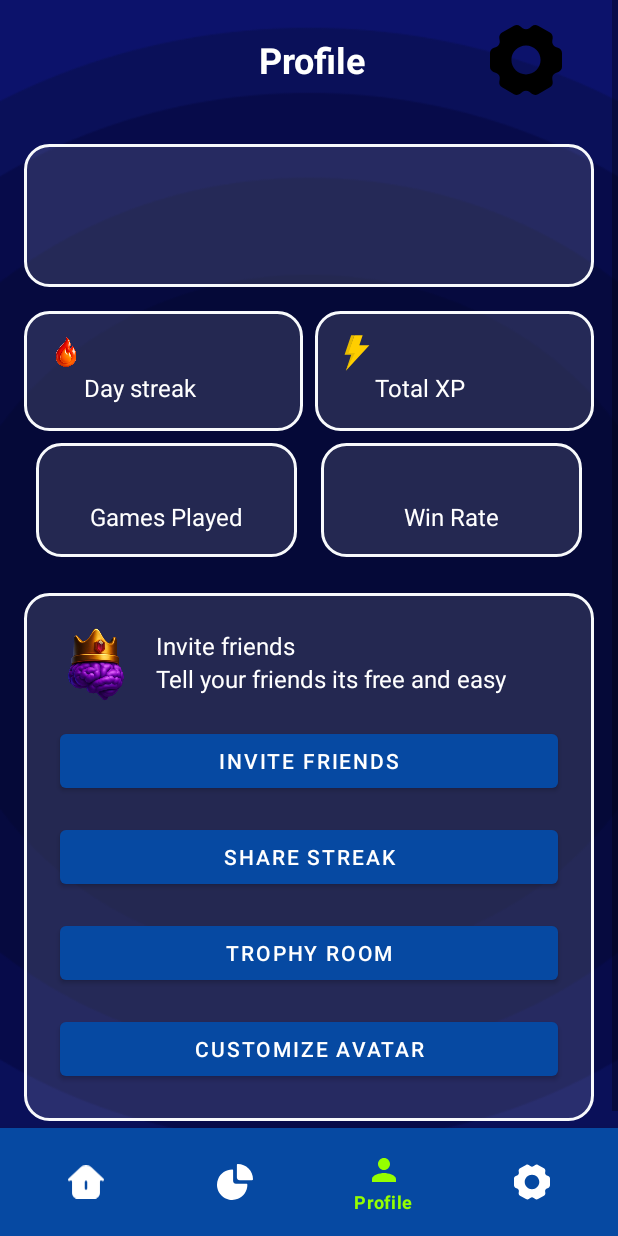
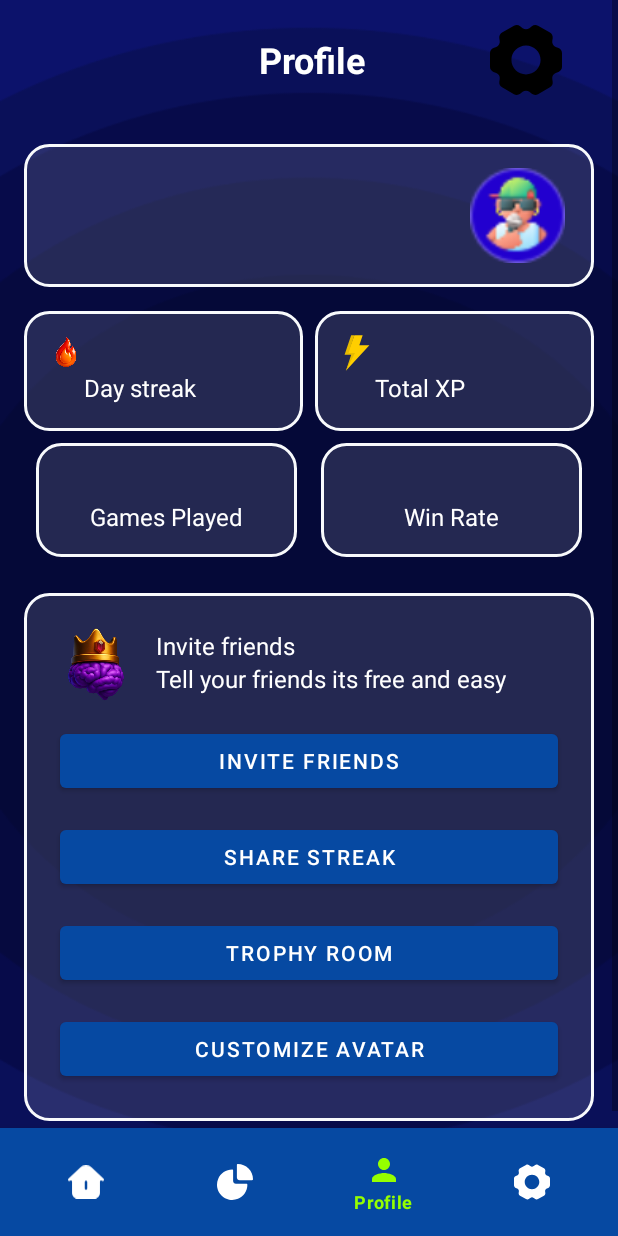
Before and after one commit to harish-kunta/Cognify, an Android app: the screen it shows after launch once a user with an empty profile is signed in (MainActivity), item 3 of the bottom bar chosen, on a phone screen of 412 x 824 dp. Run offline under Robolectric (Android 15) with nearby library versions, the light colour scheme and no system bars; our stand-ins replace Firebase (no records; nobody signed in at launch, a user with empty details on screens opened directly), navigation-ui; 1 statement that could not run was skipped.

Commit message:
Update fragment_profile.xml

```diff
--- a/app/src/main/res/layout/fragment_profile.xml
+++ b/app/src/main/res/layout/fragment_profile.xml
@@ -80,7 +80,7 @@
                 android:orientation="horizontal">
 
                 <LinearLayout
-                    android:layout_width="match_parent"
+                    android:layout_width="0dp"
                     android:layout_height="wrap_content"
                     android:layout_weight="0.8"
                     android:orientation="vertical">
@@ -109,6 +109,15 @@
                         android:textColor="@android:color/white" />
 
                 </LinearLayout>
+
+                <ImageView
+                    android:id="@+id/profileAvatar"
+                    android:layout_width="0dp"
+                    android:layout_height="match_parent"
+                    android:layout_weight="0.2"
+                    android:layout_gravity="center"
+                    android:scaleType="fitCenter"
+                    android:src="@drawable/ic_avatar"/>
             </LinearLayout>
 
         </LinearLayout>
```
